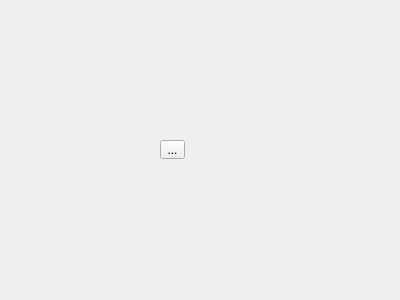
Above: Cellulut/ui/views/SimulationView.ui from clement-lcs/Cellulut before the change. Below: the same form after it.
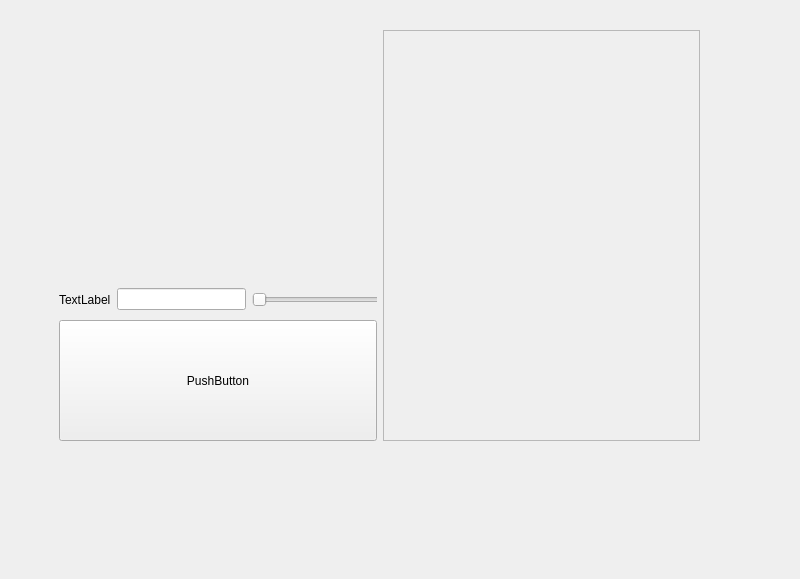
That is the form after the change.

Commit message: [MLS] Simulation View - now able to change grid size on demand

```diff
--- a/Cellulut/ui/views/SimulationView.ui
+++ b/Cellulut/ui/views/SimulationView.ui
@@ -6,25 +6,92 @@
    <rect>
     <x>0</x>
     <y>0</y>
-    <width>400</width>
-    <height>300</height>
+    <width>800</width>
+    <height>579</height>
    </rect>
   </property>
   <property name="windowTitle">
    <string>Form</string>
   </property>
-  <widget class="QToolButton" name="toolButton">
+  <widget class="QWidget" name="gridLayoutWidget">
    <property name="geometry">
     <rect>
-     <x>160</x>
-     <y>140</y>
-     <width>25</width>
-     <height>19</height>
+     <x>59</x>
+     <y>30</y>
+     <width>641</width>
+     <height>411</height>
     </rect>
    </property>
-   <property name="text">
-    <string>...</string>
-   </property>
+   <layout class="QGridLayout" name="gridLayout">
+    <item row="3" column="0">
+     <widget class="QPushButton" name="pushButton">
+      <property name="sizePolicy">
+       <sizepolicy hsizetype="Preferred" vsizetype="Preferred">
+        <horstretch>0</horstretch>
+        <verstretch>0</verstretch>
+       </sizepolicy>
+      </property>
+      <property name="text">
+       <string>PushButton</string>
+      </property>
+     </widget>
+    </item>
+    <item row="0" column="1" rowspan="4">
+     <widget class="QFrame" name="frame">
+      <property name="frameShape">
+       <enum>QFrame::StyledPanel</enum>
+      </property>
+      <property name="frameShadow">
+       <enum>QFrame::Raised</enum>
+      </property>
+     </widget>
+    </item>
+    <item row="2" column="0">
+     <widget class="QWidget" name="widget" native="true">
+      <property name="sizePolicy">
+       <sizepolicy hsizetype="Minimum" vsizetype="Fixed">
+        <horstretch>0</horstretch>
+        <verstretch>0</verstretch>
+       </sizepolicy>
+      </property>
+      <property name="minimumSize">
+       <size>
+        <width>0</width>
+        <height>30</height>
+       </size>
+      </property>
+      <widget class="QWidget" name="horizontalLayoutWidget">
+       <property name="geometry">
+        <rect>
+         <x>0</x>
+         <y>0</y>
+         <width>321</width>
+         <height>31</height>
+        </rect>
+       </property>
+       <layout class="QHBoxLayout" name="horizontalLayout">
+        <item>
+         <widget class="QLabel" name="label">
+          <property name="text">
+           <string>TextLabel</string>
+          </property>
+         </widget>
+        </item>
+        <item>
+         <widget class="QLineEdit" name="lineEdit"/>
+        </item>
+        <item>
+         <widget class="QSlider" name="horizontalSlider">
+          <property name="orientation">
+           <enum>Qt::Horizontal</enum>
+          </property>
+         </widget>
+        </item>
+       </layout>
+      </widget>
+     </widget>
+    </item>
+   </layout>
   </widget>
  </widget>
  <resources/>
```
The commit also changes 13 other files.
